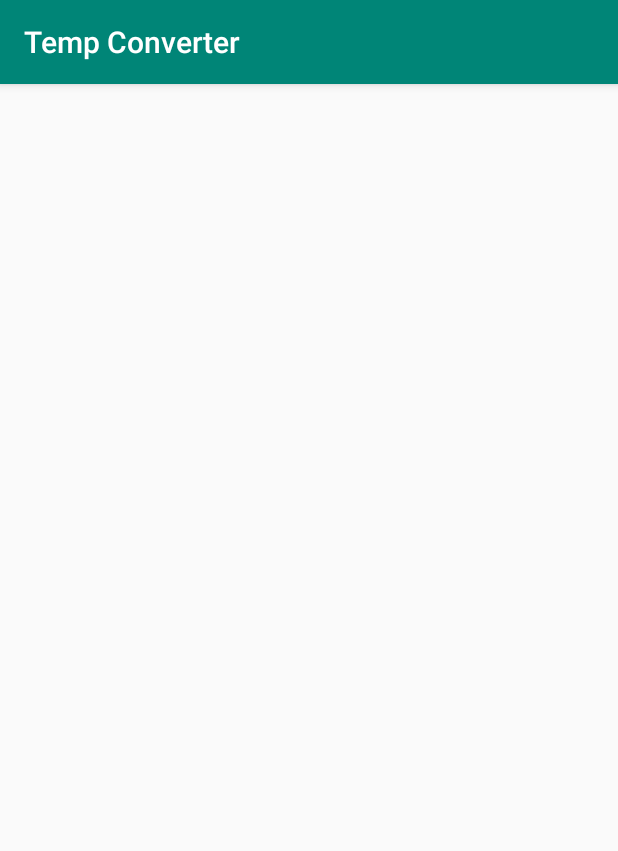
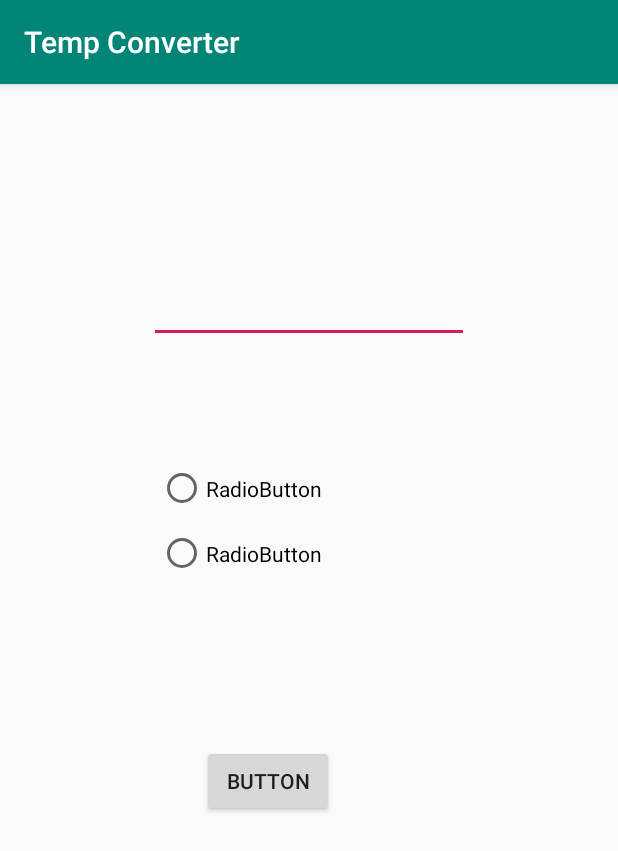
Before and after one commit to speed785/Android-Studio-Projects, an Android app: the screen it shows after launch (MainActivity), on a phone screen of 412 x 824 dp. Shown: the top 851 px of the screen. Run offline under Robolectric (Android 15) with nearby library versions, the phone set to English and light mode, and no system bars.

Commit message:
Added a couple items
Added an editText, RadioGroup, 2 Radio buttons and set the constraints using the magic wand.

```diff
--- a/app/src/main/res/layout/activity_main.xml
+++ b/app/src/main/res/layout/activity_main.xml
@@ -4,4 +4,53 @@
     xmlns:tools="http://schemas.android.com/tools"
     android:layout_width="match_parent"
     android:layout_height="match_parent"
-    tools:context=".MainActivity"/>
+    tools:context=".MainActivity">
+
+    <Button
+        android:id="@+id/button"
+        android:layout_width="wrap_content"
+        android:layout_height="wrap_content"
+        android:layout_marginStart="29dp"
+        android:layout_marginBottom="279dp"
+        android:text="Button"
+        app:layout_constraintBottom_toBottomOf="parent"
+        app:layout_constraintStart_toStartOf="@+id/radioGroup3"
+        app:layout_constraintTop_toBottomOf="@+id/radioGroup3" />
+
+    <EditText
+        android:id="@+id/editText"
+        android:layout_width="wrap_content"
+        android:layout_height="wrap_content"
+        android:layout_marginTop="127dp"
+        android:layout_marginBottom="75dp"
+        android:ems="10"
+        android:inputType="numberDecimal"
+        app:layout_constraintBottom_toTopOf="@+id/radioGroup3"
+        app:layout_constraintEnd_toEndOf="parent"
+        app:layout_constraintStart_toStartOf="parent"
+        app:layout_constraintTop_toTopOf="parent" />
+
+    <RadioGroup
+        android:id="@+id/radioGroup3"
+        android:layout_width="202dp"
+        android:layout_height="0dp"
+        android:layout_marginBottom="73dp"
+        app:layout_constraintBottom_toTopOf="@+id/button"
+        app:layout_constraintEnd_toEndOf="parent"
+        app:layout_constraintStart_toStartOf="parent"
+        app:layout_constraintTop_toBottomOf="@+id/editText">
+
+        <RadioButton
+            android:id="@+id/radioButton"
+            android:layout_width="match_parent"
+            android:layout_height="43dp"
+            android:text="RadioButton" />
+
+        <RadioButton
+            android:id="@+id/radioButton2"
+            android:layout_width="match_parent"
+            android:layout_height="43dp"
+            android:text="RadioButton" />
+    </RadioGroup>
+
+</androidx.constraintlayout.widget.ConstraintLayout>
```
